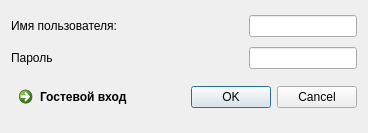
Before: the Qt Designer form dialogentersoft.ui in OrbMind/daybook, drawn with Qt 5.
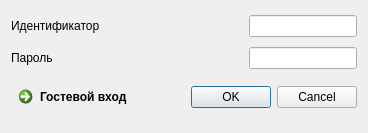
After: the same form once the commit is applied. Icons and pictures are not drawn.

What changed in the file:
```diff
--- a/dialogentersoft.ui
+++ b/dialogentersoft.ui
@@ -27,7 +27,7 @@
    <item row="0" column="0" colspan="2">
     <widget class="QLabel" name="label">
      <property name="text">
-      <string>Имя пользователя:</string>
+      <string>Идентификатор</string>
      </property>
     </widget>
    </item>
```
